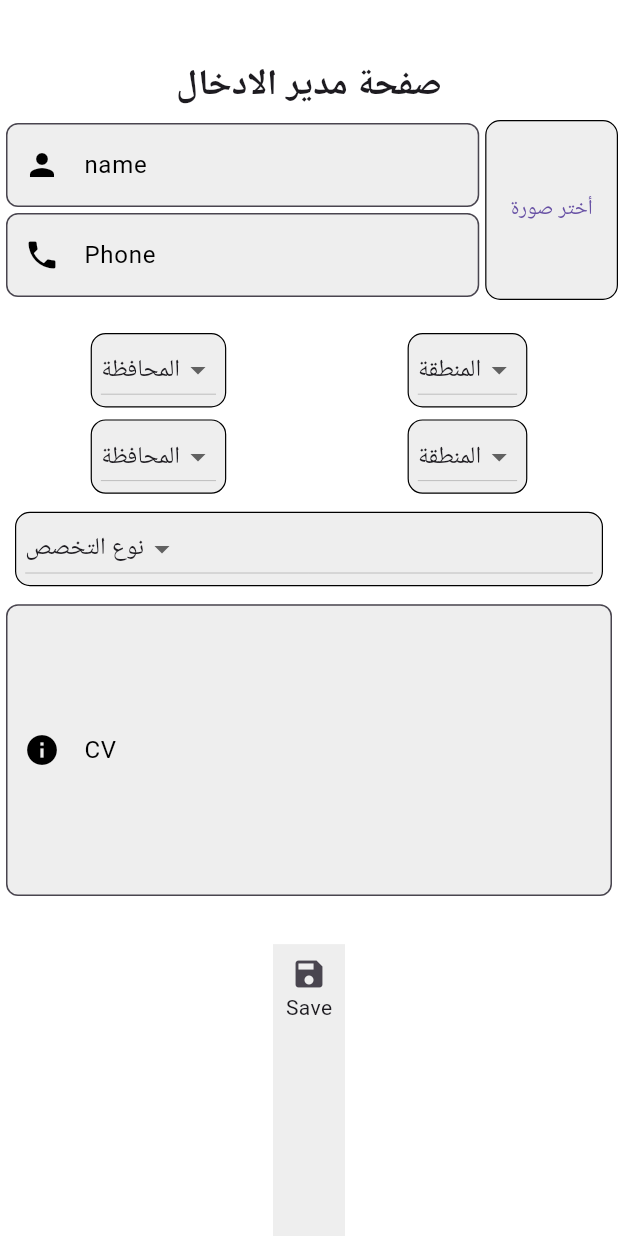
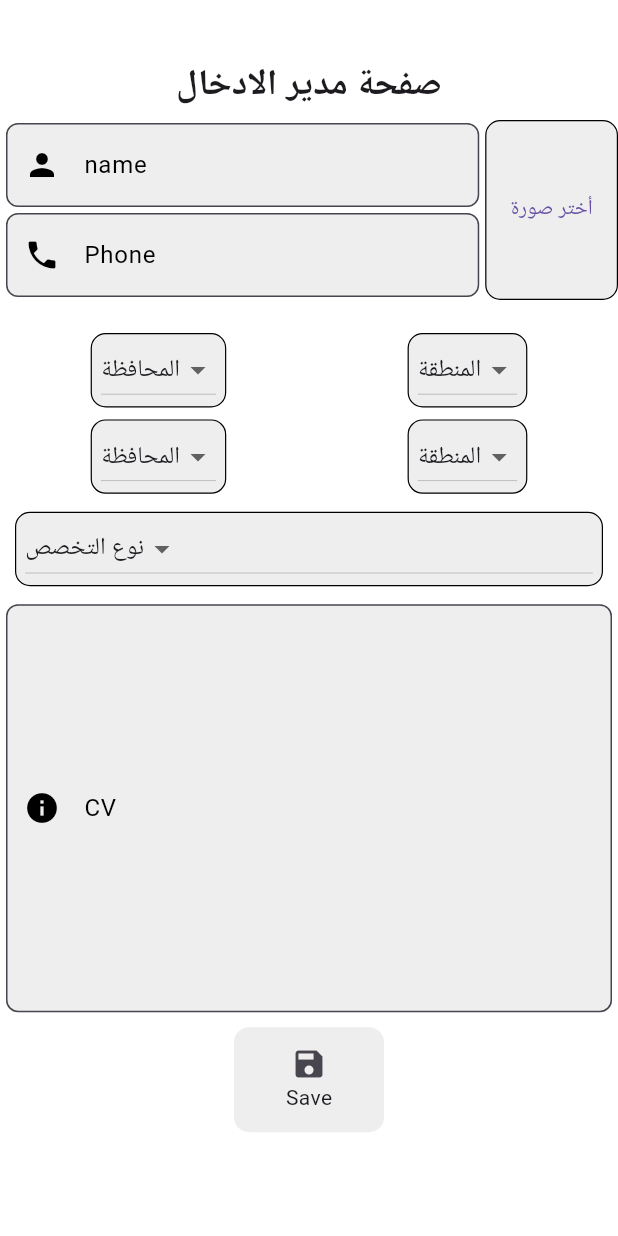
Before and after one commit to Alqdees/guide_of_iraq, a Flutter app: the AddEntries screen opened directly, after a tap on "Save", on a phone screen of 412 x 824 dp. Run offline on Flutter 3.47's test engine with Material 3 defaults, Android fonts, the phone set to English and light mode, and no system bars; our stand-ins replace get, shared_preferences; accounts and stored records are empty; network calls fail; Roboto replaces fonts that are missing (birthdayDay).

Commit message:
in addEntries

```diff
--- /dev/null
+++ b/lib/Model/AddEntriesModel/AddEntriesModel.dart
@@ -0,0 +1,31 @@
+import 'dart:convert';
+import 'package:http/http.dart' as http;
+
+class AddEntriesModel {
+  static final url = Uri.parse('https://abbas.pointeam.org/api/client/create');
+
+  static Future<void> addEntries(Map<String, dynamic> entries) async {
+    // Send the PATCH request
+
+    final response = await http.post(
+      url,
+      headers: {
+        'Content-Type': 'application/json; charset=UTF-8',
+      },
+      body: json.encode(entries),
+    );
+
+    // Check the status code and print the response
+    if (response.statusCode == 200) {
+      final Map<String, dynamic> parsed = json.decode(response.body);
+      if (parsed['status'] == true) {
+        print(' ++++++++++  ---${parsed['status']}');
+      } else {
+        print('object -- ${parsed['status']}');
+      }
+      print('Data patched successfully: ${response.body}');
+    } else {
+      print('Failed to patch data: ${response.statusCode}');
+    }
+  }
+}
--- a/lib/View/AddEntries/AddEntries.dart
+++ b/lib/View/AddEntries/AddEntries.dart
@@ -1,10 +1,7 @@
 import 'dart:ui';
-
-import 'package:flutter/cupertino.dart';
 import 'package:flutter/material.dart';
-import 'package:flutter/widgets.dart';
 import 'package:get/get.dart';
-
+import 'package:guide_of_iraq/Model/AddEntriesModel/AddEntriesModel.dart';
 import '../Colors/ColorApp.dart';
 import '../HomePage/HomePage.dart';
 
@@ -137,22 +134,40 @@ class AddEntries extends StatelessWidget {
           const SizedBox(
             height: 12.0,
           ),
-          Expanded(child: TextFieldCustomCV(lable: 'CV', icon: Icons.info)),
+          TextFieldCustomCV(lable: 'CV', icon: Icons.info),
           const SizedBox(
-            height: 32.0,
+            height: 10.0,
           ),
-          Expanded(
-            child: Container(
+          Container(
+            height: 70.0,
+            width: 100.0,
+            padding: const EdgeInsets.symmetric(vertical: 4.0, horizontal: 2.0),
+            decoration: BoxDecoration(
+              color: ColorApp.graylight, // Background color
+              borderRadius: BorderRadius.circular(10),
+              border: Border.all(
                 color: ColorApp.graylight,
-
+                width: 0.8,
+              ),
+            ),
+            // color: ColorApp.graylight,
             child: IconButton(
-                onPressed: () {},
+              onPressed: () {
+                AddEntriesModel.addEntries({
+                  "phone": "1267890",
+                  "location": "ds dsdsdsa",
+                  "section": "asedsadadsa",
+                  "specialization": "a adf adasdsa",
+                  "specialization_type": "dada adasdfda afad",
+                  "governorate": "wesd",
+                  "info": "adhgeorfjnhjdv fjdsjfdl",
+                });
+              },
               icon: const Column(
                 children: [
                   Icon(Icons.save),
                   Text('Save'),
                 ],
-                ),
               ),
             ),
           )
--- a/lib/View/HomePage/CardHomePage.dart
+++ b/lib/View/HomePage/CardHomePage.dart
@@ -12,9 +12,10 @@ class CardHomePage extends StatelessWidget {
     required this.name,
     required this.time,
     required this.type,
+    required this.h,
     super.key,
   });
-  double? height;
+  double? height, h;
   ShowDataController postData = Get.put(ShowDataController());
   String? name, time, type;
   @override
@@ -23,7 +24,7 @@ class CardHomePage extends StatelessWidget {
     return Padding(
       padding: const EdgeInsets.all(4.0),
       child: Container(
-        height: height! / 7,
+        height: height! / 6,
         padding: const EdgeInsets.symmetric(horizontal: 6.0, vertical: 6.0),
         decoration: BoxDecoration(
           color: Colors.white, // Background color
```
Also changed, not shown: lib/Control/ShowDataController.dart (+9 -24 lines), lib/Model/ShowDataModel.dart (+86 -87 lines), lib/View/HomePage/HomePage.dart (+77 -78 lines), 1 other file. Lines whose indentation alone changed are shown as unchanged.
